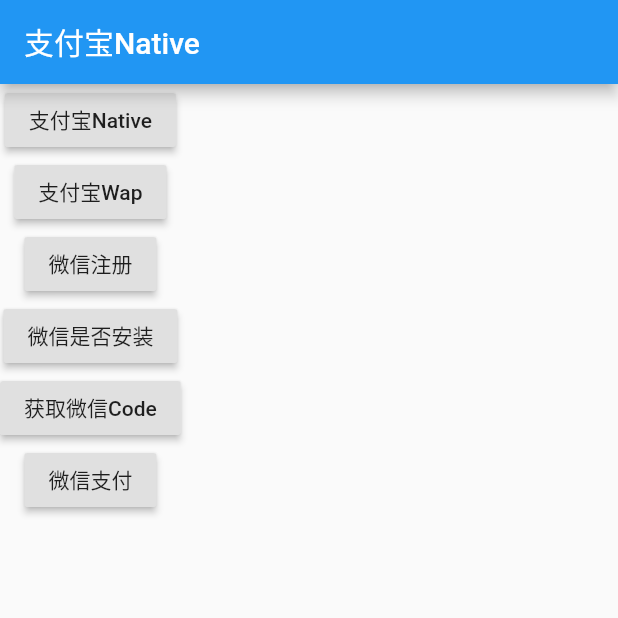
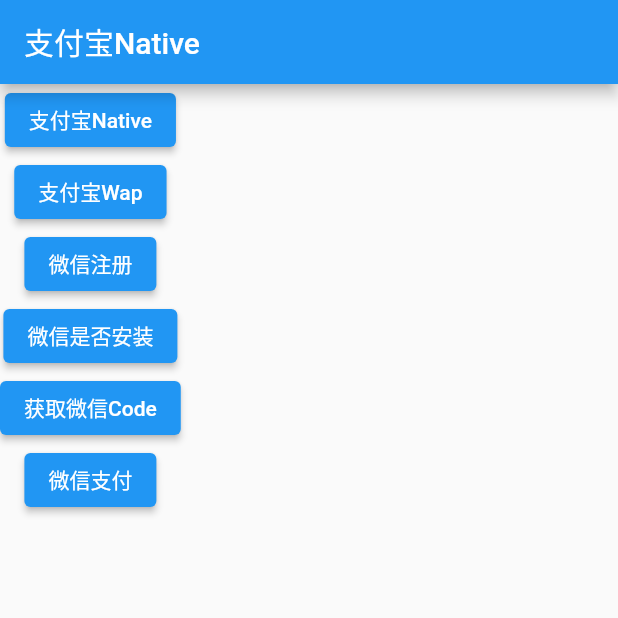
Before and after one commit to hello-coder-xu/yin_pay, a Flutter app: the screen it shows after launch, on a phone screen of 412 x 824 dp, the top half of it. Run offline on Flutter 3.47's test engine with Material 2 defaults, Android fonts, the phone set to English and light mode, and no system bars.

Commit message:
null-safety

```diff
--- a/example/lib/alipay_native_page.dart
+++ b/example/lib/alipay_native_page.dart
@@ -37,7 +37,7 @@ class AlipayNativePageState extends State<AlipayNativePage> {
     ));
 
     String value = isHk ? 'Alipay Hk' : '支付宝';
-    children.add(RaisedButton(
+    children.add(ElevatedButton(
       onPressed: invokePay,
       child: Text('唤起$value'),
     ));
--- a/example/lib/alipay_wap_page.dart
+++ b/example/lib/alipay_wap_page.dart
@@ -20,7 +20,7 @@ class AlipayWapPageState extends State<AlipayWapPage> {
     ));
 
     children.add(Container(
-      child: RaisedButton(
+      child: ElevatedButton(
         onPressed: invokeAlipayByWap,
         child: Text('调用支付宝Wap'),
       ),
--- a/example/lib/home_page.dart
+++ b/example/lib/home_page.dart
@@ -9,32 +9,32 @@ class HomePage extends StatelessWidget {
   Widget contentView(BuildContext context) {
     List<Widget> children = [];
 
-    children.add(RaisedButton(
+    children.add(ElevatedButton(
       child: Text('支付宝Native'),
       onPressed: () => toAlipayByNative(context),
     ));
 
-    children.add(RaisedButton(
+    children.add(ElevatedButton(
       child: Text('支付宝Wap'),
       onPressed: () => toAlipayByWap(context),
     ));
 
-    children.add(RaisedButton(
+    children.add(ElevatedButton(
       child: Text('微信注册'),
       onPressed: () => registerWeChatApp(context),
     ));
 
-    children.add(RaisedButton(
+    children.add(ElevatedButton(
       child: Text('微信是否安装'),
       onPressed: () => isInstallWeChatApp(context),
     ));
 
-    children.add(RaisedButton(
+    children.add(ElevatedButton(
       child: Text('获取微信Code'),
       onPressed: () => getWeChatCode(context),
     ));
 
-    children.add(RaisedButton(
+    children.add(ElevatedButton(
       child: Text('微信支付'),
       onPressed: () => weChatPay(context),
     ));
--- a/example/lib/main.dart
+++ b/example/lib/main.dart
@@ -1,5 +1,4 @@
 import 'package:flutter/material.dart';
-import 'package:yin_pay/yin_pay.dart';
 import 'package:yin_pay_example/home_page.dart';
 
 void main() {
```
